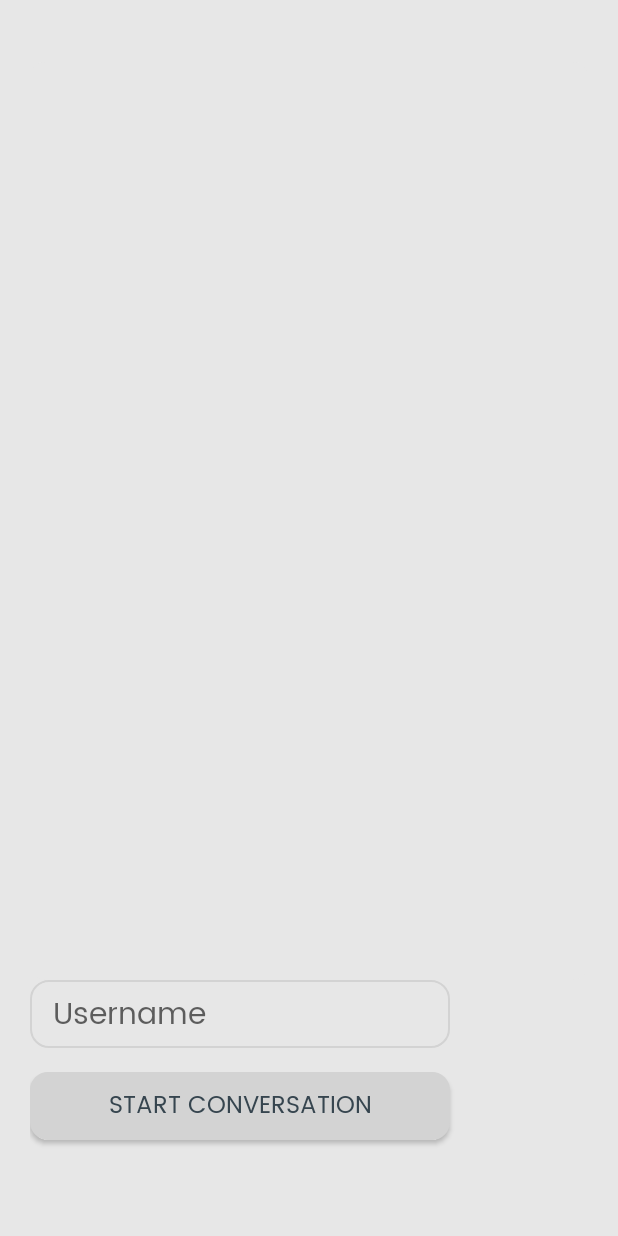
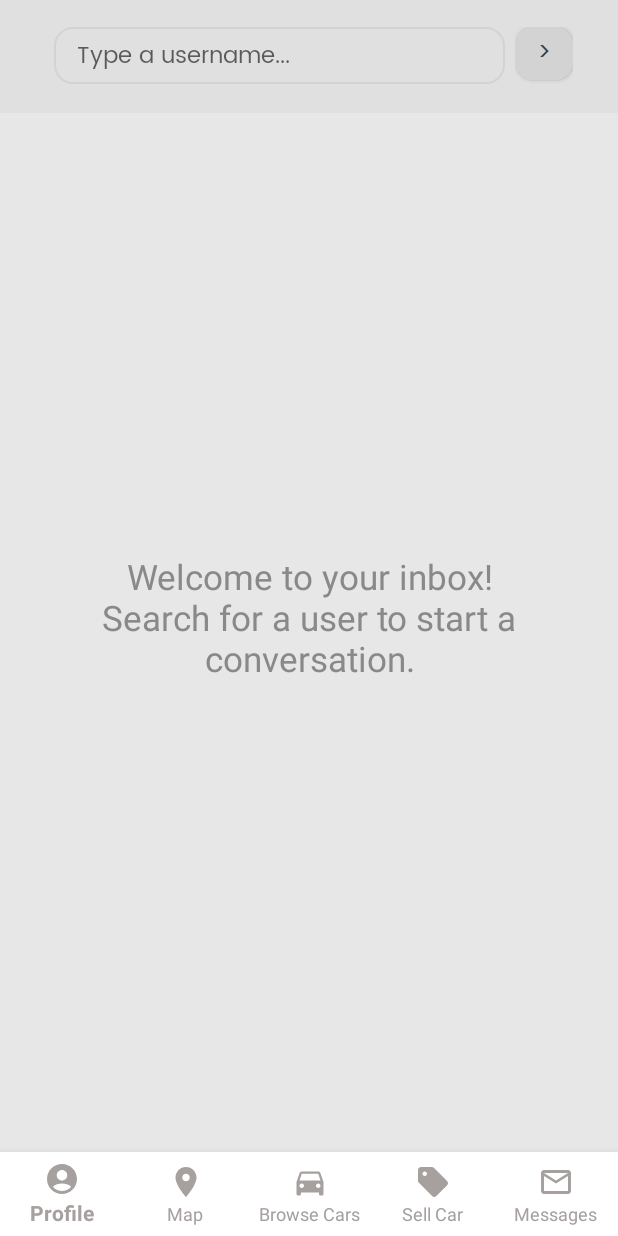
Before and after one commit to omk88/car-selling-app, an Android app: the StartConversation screen opened directly, with no data from a screen before it, on a phone screen of 412 x 824 dp. Run offline under Robolectric (Android 15) with nearby library versions, the phone set to English and light mode, and no system bars; our stand-ins replace Firebase (no records; nobody signed in at launch, a user with empty details on screens opened directly); network calls fail; pictures from the network do not load.

Commit message:
Changes to Messaging

```diff
--- a/car selling and buying app/app/src/main/java/com/example/carsellingandbuyingapp/MainActivity.kt
+++ b/car selling and buying app/app/src/main/java/com/example/carsellingandbuyingapp/MainActivity.kt
@@ -18,10 +18,6 @@ class MainActivity : AppCompatActivity() {
     override fun onCreate(savedInstanceState: Bundle?) {
         super.onCreate(savedInstanceState)
         setContentView(R.layout.activity_main)
-
-        val intent = Intent(this, StartConversation::class.java)
-        startActivity(intent)
-        overridePendingTransition(androidx.appcompat.R.anim.abc_fade_in, androidx.appcompat.R.anim.abc_fade_out)
 
         val signUpButton = findViewById<TextView>(R.id.signUpNow)
         signUpButton.setOnClickListener{
--- a/car selling and buying app/app/src/main/java/com/example/carsellingandbuyingapp/MainPage.kt
+++ b/car selling and buying app/app/src/main/java/com/example/carsellingandbuyingapp/MainPage.kt
@@ -85,6 +85,12 @@ class MainPage : AppCompatActivity() {
                 R.id.sellCar -> {
                     val intent = Intent(this@MainPage, SellCar::class.java)
                     intent.putExtra("username", loggedInUser.username)
+                    startActivity(intent)
+                    overridePendingTransition(androidx.appcompat.R.anim.abc_fade_in, androidx.appcompat.R.anim.abc_fade_out)
+                    true
+                }
+                R.id.messages -> {
+                    val intent = Intent(this@MainPage, StartConversation::class.java)
                     startActivity(intent)
                     overridePendingTransition(androidx.appcompat.R.anim.abc_fade_in, androidx.appcompat.R.anim.abc_fade_out)
                     true
--- /dev/null
+++ b/car selling and buying app/app/src/main/res/drawable/ic_mail.xml
@@ -0,0 +1,5 @@
+<vector android:height="24dp" android:tint="#8C8C8C"
+    android:viewportHeight="24" android:viewportWidth="24"
+    android:width="24dp" xmlns:android="http://schemas.android.com/apk/res/android">
+    <path android:fillColor="@android:color/white" android:pathData="M20,4L4,4c-1.1,0 -1.99,0.9 -1.99,2L2,18c0,1.1 0.9,2 2,2h16c1.1,0 2,-0.9 2,-2L22,6c0,-1.1 -0.9,-2 -2,-2zM20,18L4,18L4,8l8,5 8,-5v10zM12,11L4,6h16l-8,5z"/>
+</vector>
--- a/car selling and buying app/app/src/main/res/layout/activity_conversation.xml
+++ b/car selling and buying app/app/src/main/res/layout/activity_conversation.xml
@@ -30,7 +30,7 @@
             <ImageView
                 android:scaleX="-1"
                 android:padding="17dp"
-                android:id="@+id/imageView12"
+                android:id="@+id/backArrow"
                 android:layout_width="50dp"
                 android:layout_height="match_parent"
                 app:srcCompat="@drawable/arrow" />
--- a/car selling and buying app/app/src/main/res/layout/activity_conversations.xml
+++ b/car selling and buying app/app/src/main/res/layout/activity_conversations.xml
@@ -8,10 +8,32 @@
     android:background="#E7E7E7"
     android:fitsSystemWindows="true">
 
+    <TextView
+        android:id="@+id/welcome"
+        android:layout_width="match_parent"
+        android:layout_height="match_parent"
+        android:gravity="center"
+        android:padding="50dp"
+        android:text="Welcome to your inbox! Search for a user to start a conversation."
+        android:textColor="#898989"
+        android:textSize="23sp"
+        tools:layout_editor_absoluteX="0dp"
+        tools:layout_editor_absoluteY="49dp" />
 
     <LinearLayout
+        android:background="#E0E0E0"
         android:layout_width="match_parent"
-        android:layout_height="wrap_content"
+        android:layout_height="75dp"
+        android:orientation="vertical"
+        app:layout_constraintEnd_toEndOf="parent"
+        app:layout_constraintStart_toStartOf="parent"
+        app:layout_constraintTop_toTopOf="parent" />
+
+
+    <LinearLayout
+        android:id="@+id/linearLayout23"
+        android:layout_width="match_parent"
+        android:layout_height="match_parent"
         android:orientation="vertical"
         android:paddingLeft="20dp"
         android:paddingRight="20dp"
@@ -22,12 +44,74 @@
         app:layout_constraintTop_toTopOf="parent"
         app:layout_constraintVertical_bias="1.0">
 
+        <LinearLayout
+            android:layout_width="match_parent"
+            android:layout_height="50dp"
+            android:layout_marginTop="12dp"
+            android:orientation="horizontal"
+            android:padding="6dp">
+
+            <LinearLayout
+                android:layout_width="0dp"
+                android:layout_height="match_parent"
+                android:layout_weight="9"
+                android:orientation="horizontal"
+                android:paddingLeft="10dp"
+                android:paddingRight="3dp">
+
+                <EditText
+                    android:id="@+id/username"
+                    android:layout_width="match_parent"
+                    android:layout_height="match_parent"
+                    android:background="@drawable/edit_text_background"
+                    android:ems="10"
+                    android:fontFamily="@font/poppins_regular"
+                    android:hint="Type a username..."
+                    android:inputType="text"
+                    android:maxLines="1"
+                    android:paddingLeft="15dp"
+                    android:paddingTop="7.5dp"
+                    android:paddingBottom="5.5dp"
+                    android:textColor="#803B3B3B"
+                    android:textCursorDrawable="@drawable/cursor_color"
+                    android:textSize="15sp"
+                    app:layout_constraintBottom_toTopOf="@+id/editTextTextPassword2"
+                    app:layout_constraintEnd_toEndOf="parent"
+                    app:layout_constraintHorizontal_bias="0.519"
+                    app:layout_constraintStart_toStartOf="parent" />
+
+            </LinearLayout>
+
+            <LinearLayout
+                android:layout_width="0dp"
+                android:layout_height="match_parent"
+                android:layout_weight="1.3"
+                android:orientation="horizontal"
+                android:paddingLeft="3dp"
+                android:paddingRight="3dp">
+
+                <androidx.appcompat.widget.AppCompatButton
+                    android:id="@+id/startConversation"
+                    android:layout_width="match_parent"
+                    android:layout_height="35dp"
+                    android:layout_marginBottom="64dp"
+                    android:background="@drawable/button_background"
+                    android:fontFamily="@font/poppins_regular"
+                    android:text=">"
+                    android:textColor="#36454F"
+                    android:textSize="16sp"
+                    app:layout_constraintBottom_toBottomOf="parent"
+                    app:layout_constraintEnd_toEndOf="parent"
+                    app:layout_constraintHorizontal_bias="0.519"
+                    app:layout_constraintStart_toStartOf="parent" />
+            </LinearLayout>
+        </LinearLayout>
+
         <ListView
             android:id="@+id/messageList"
             android:layout_width="match_parent"
             android:layout_height="612dp"
             android:layout_marginTop="1dp"
-            android:background="@drawable/rounded_corners"
             android:divider="@null"
             android:dividerHeight="0dp"
             app:layout_constraintBottom_toTopOf="@+id/navBar"
@@ -37,43 +121,21 @@
             app:layout_constraintTop_toBottomOf="@+id/linearLayout"
             app:layout_constraintVertical_bias="1.0" />
 
-        <EditText
-            android:id="@+id/username"
-            android:layout_width="280dp"
-            android:layout_height="45dp"
-            android:layout_marginBottom="16dp"
-            android:background="@drawable/edit_text_background"
-            android:ems="10"
-            android:fontFamily="@font/poppins_regular"
-            android:hint="Username"
-            android:inputType="text"
-            android:maxLines="1"
-            android:paddingLeft="15dp"
-            android:paddingTop="7.5dp"
-            android:paddingBottom="5.5dp"
-            android:textColor="#803B3B3B"
-            android:textCursorDrawable="@drawable/cursor_color"
-            android:textSize="20sp"
-            app:layout_constraintBottom_toTopOf="@+id/editTextTextPassword2"
-            app:layout_constraintEnd_toEndOf="parent"
-            app:layout_constraintHorizontal_bias="0.519"
-            app:layout_constraintStart_toStartOf="parent" />
-
-        <androidx.appcompat.widget.AppCompatButton
-            android:id="@+id/startConversation"
-            android:layout_width="280dp"
-            android:layout_height="45dp"
-            android:layout_marginBottom="64dp"
-            android:background="@drawable/button_background"
-            android:fontFamily="@font/poppins_regular"
-            android:text="Start Conversation"
-            android:textColor="#36454F"
-            android:textSize="16sp"
-            app:layout_constraintBottom_toBottomOf="parent"
-            app:layout_constraintEnd_toEndOf="parent"
-            app:layout_constraintHorizontal_bias="0.519"
-            app:layout_constraintStart_toStartOf="parent" />
-
     </LinearLayout>
 
+    <com.google.android.material.bottomnavigation.BottomNavigationView
+        android:id="@+id/navBar"
+        android:layout_width="match_parent"
+        android:layout_height="wrap_content"
+        app:layout_constraintBottom_toBottomOf="parent"
+        app:layout_constraintEnd_toEndOf="parent"
+        app:layout_constraintStart_toStartOf="parent"
+        app:menu="@menu/menu"
+        android:background="@color/white"
+        app:itemIconTint="#A6A09F"
+        app:itemTextColor="#A6A09F"
+        app:labelVisibilityMode="labeled" >
+
+    </com.google.android.material.bottomnavigation.BottomNavigationView>
+
 </androidx.constraintlayout.widget.ConstraintLayout>
--- a/car selling and buying app/app/src/main/res/menu/menu.xml
+++ b/car selling and buying app/app/src/main/res/menu/menu.xml
@@ -17,8 +17,8 @@
         android:icon="@drawable/ic_sell"
         android:title="Sell Car"/>
     <item
-        android:id="@+id/settings"
-        android:icon="@drawable/ic_baseline_settings_24"
-        android:title="Settings"/>
+        android:id="@+id/messages"
+        android:icon="@drawable/ic_mail"
+        android:title="Messages"/>
 
 </menu>
```
Also changed, not shown: car selling and buying app/app/src/main/java/com/example/carsellingandbuyingapp/Conversation.kt (+38 -12 lines), car selling and buying app/app/src/main/java/com/example/carsellingandbuyingapp/Message.kt (+7 -1 lines), car selling and buying app/app/src/main/java/com/example/carsellingandbuyingapp/StartConversation.kt (+54 -5 lines), car selling and buying app/app/src/main/res/layout/user_item.xml (added, +105 -0 lines).
